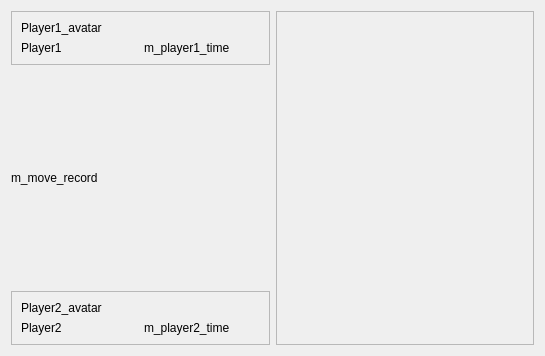
chozabu/RetroChess, file gui/chess.ui: the form before one commit.
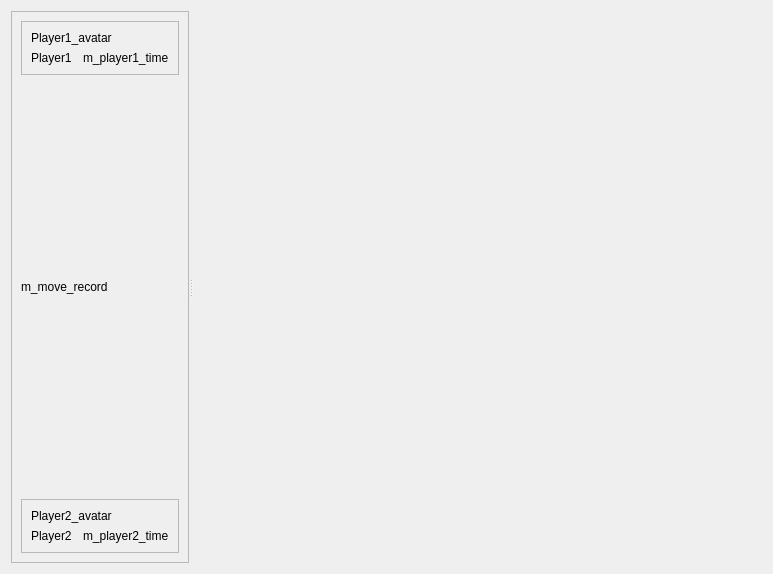
The form after the commit.

Diff of the .ui file:
```diff
--- a/gui/chess.ui
+++ b/gui/chess.ui
@@ -6,16 +6,44 @@
    <rect>
     <x>0</x>
     <y>0</y>
-    <width>545</width>
-    <height>356</height>
+    <width>773</width>
+    <height>570</height>
    </rect>
   </property>
+  <property name="sizePolicy">
+   <sizepolicy hsizetype="Minimum" vsizetype="Minimum">
+    <horstretch>0</horstretch>
+    <verstretch>0</verstretch>
+   </sizepolicy>
+  </property>
+  <property name="maximumSize">
+   <size>
+    <width>920</width>
+    <height>570</height>
+   </size>
+  </property>
   <property name="windowTitle">
    <string>Form</string>
   </property>
   <layout class="QGridLayout" name="gridLayout">
-   <item row="0" column="1" rowspan="5">
+   <item row="0" column="0">
+    <widget class="QSplitter" name="splitter">
+     <property name="orientation">
+      <enum>Qt::Horizontal</enum>
+     </property>
     <widget class="QFrame" name="frame_3">
+      <property name="sizePolicy">
+       <sizepolicy hsizetype="Minimum" vsizetype="Minimum">
+        <horstretch>0</horstretch>
+        <verstretch>0</verstretch>
+       </sizepolicy>
+      </property>
+      <property name="maximumSize">
+       <size>
+        <width>320</width>
+        <height>16777215</height>
+       </size>
+      </property>
      <property name="frameShape">
       <enum>QFrame::StyledPanel</enum>
      </property>
@@ -23,27 +51,14 @@
       <enum>QFrame::Raised</enum>
      </property>
      <layout class="QGridLayout" name="gridLayout_4">
-      <item row="0" column="0">
-       <widget class="QWidget" name="m_chess_board" native="true"/>
-      </item>
-     </layout>
-    </widget>
-   </item>
-   <item row="1" column="0">
-    <spacer name="verticalSpacer_2">
-     <property name="orientation">
-      <enum>Qt::Vertical</enum>
-     </property>
-     <property name="sizeHint" stdset="0">
-      <size>
-       <width>20</width>
-       <height>40</height>
-      </size>
-     </property>
-    </spacer>
-   </item>
    <item row="4" column="0">
     <widget class="QFrame" name="frame_2">
+         <property name="maximumSize">
+          <size>
+           <width>320</width>
+           <height>16777215</height>
+          </size>
+         </property>
      <property name="frameShape">
       <enum>QFrame::StyledPanel</enum>
      </property>
@@ -75,19 +90,6 @@
      </layout>
     </widget>
    </item>
-   <item row="3" column="0">
-    <spacer name="verticalSpacer">
-     <property name="orientation">
-      <enum>Qt::Vertical</enum>
-     </property>
-     <property name="sizeHint" stdset="0">
-      <size>
-       <width>20</width>
-       <height>40</height>
-      </size>
-     </property>
-    </spacer>
-   </item>
    <item row="0" column="0">
     <widget class="QFrame" name="frame">
      <property name="frameShape">
@@ -121,11 +123,55 @@
      </layout>
     </widget>
    </item>
+       <item row="1" column="0">
+        <spacer name="verticalSpacer">
+         <property name="orientation">
+          <enum>Qt::Vertical</enum>
+         </property>
+         <property name="sizeHint" stdset="0">
+          <size>
+           <width>20</width>
+           <height>40</height>
+          </size>
+         </property>
+        </spacer>
+       </item>
    <item row="2" column="0">
     <widget class="QLabel" name="m_move_record">
      <property name="text">
       <string>m_move_record</string>
      </property>
+        </widget>
+       </item>
+       <item row="3" column="0">
+        <spacer name="verticalSpacer_2">
+         <property name="orientation">
+          <enum>Qt::Vertical</enum>
+         </property>
+         <property name="sizeHint" stdset="0">
+          <size>
+           <width>20</width>
+           <height>40</height>
+          </size>
+         </property>
+        </spacer>
+       </item>
+      </layout>
+     </widget>
+     <widget class="QWidget" name="m_chess_board" native="true">
+      <property name="minimumSize">
+       <size>
+        <width>552</width>
+        <height>552</height>
+       </size>
+      </property>
+      <property name="maximumSize">
+       <size>
+        <width>600</width>
+        <height>600</height>
+       </size>
+      </property>
+     </widget>
     </widget>
    </item>
   </layout>
```
Left out of the diff: 14 changed lines with no effect on the pictures. Lines whose indentation alone changed are shown as unchanged.
